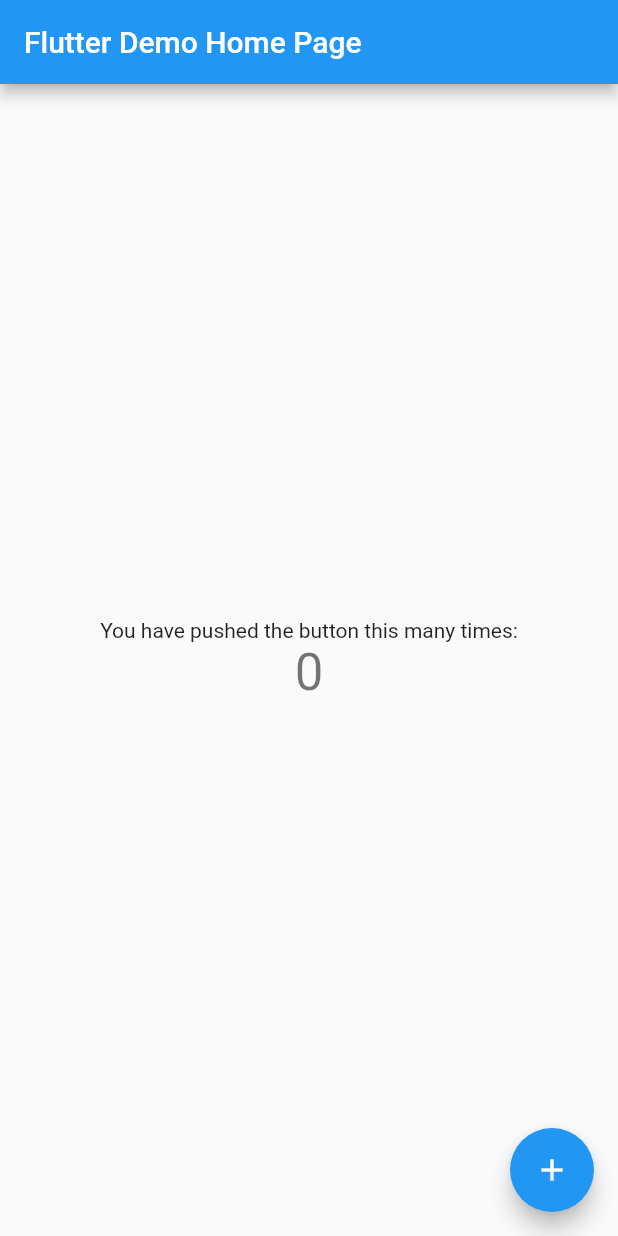
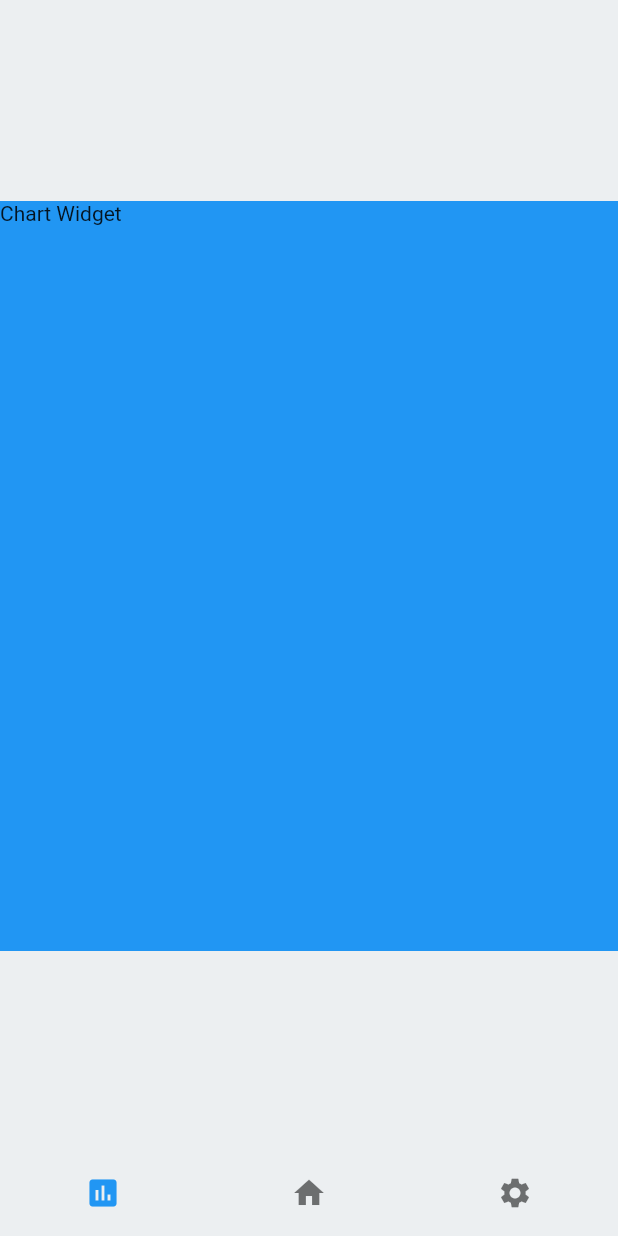
Before and after one commit to kyo-waku/Chobit, a Flutter app: the screen it shows after launch, on a phone screen of 412 x 824 dp. Run offline on Flutter 3.47's test engine with Material 2 defaults, Android fonts, the phone set to English and light mode, and no system bars.

Commit message:
3ページの切り替え対応

```diff
--- /dev/null
+++ b/lib/chart.dart
@@ -0,0 +1,15 @@
+import 'package:flutter/material.dart';
+
+class ChartWidget extends StatelessWidget {
+  @override
+  Widget build(BuildContext context) {
+    return (Center(
+      child: Container(
+        color: Colors.blue,
+        width: 500,
+        height: 500,
+        child: Text('Chart Widget'),
+      ),
+    ));
+  }
+}
--- a/lib/main.dart
+++ b/lib/main.dart
@@ -1,4 +1,6 @@
 import 'package:flutter/material.dart';
+import './settings.dart';
+import './chart.dart';
 
 void main() {
   runApp(MyApp());
@@ -11,107 +13,65 @@ class MyApp extends StatelessWidget {
     return MaterialApp(
       title: 'Flutter Demo',
       theme: ThemeData(
-        // This is the theme of your application.
-        //
-        // Try running your application with "flutter run". You'll see the
-        // application has a blue toolbar. Then, without quitting the app, try
-        // changing the primarySwatch below to Colors.green and then invoke
-        // "hot reload" (press "r" in the console where you ran "flutter run",
-        // or simply save your changes to "hot reload" in a Flutter IDE).
-        // Notice that the counter didn't reset back to zero; the application
-        // is not restarted.
-        primarySwatch: Colors.blue,
-        // This makes the visual density adapt to the platform that you run
-        // the app on. For desktop platforms, the controls will be smaller and
-        // closer together (more dense) than on mobile platforms.
+        canvasColor: Color(Colors.blueGrey[50].value),
         visualDensity: VisualDensity.adaptivePlatformDensity,
       ),
-      home: MyHomePage(title: 'Flutter Demo Home Page'),
+      debugShowCheckedModeBanner: false,
+      home: MyHomePage(),
     );
   }
 }
 
 class MyHomePage extends StatefulWidget {
-  MyHomePage({Key key, this.title}) : super(key: key);
-
-  // This widget is the home page of your application. It is stateful, meaning
-  // that it has a State object (defined below) that contains fields that affect
-  // how it looks.
-
-  // This class is the configuration for the state. It holds the values (in this
-  // case the title) provided by the parent (in this case the App widget) and
-  // used by the build method of the State. Fields in a Widget subclass are
-  // always marked "final".
-
-  final String title;
-
+  MyHomePage({Key key}) : super(key: key);
   @override
   _MyHomePageState createState() => _MyHomePageState();
 }
 
 class _MyHomePageState extends State<MyHomePage> {
-  int _counter = 0;
-
-  void _incrementCounter() {
+  int _selectedIndex = 0;
+  void _onItemTapped(int index) {
     setState(() {
-      // This call to setState tells the Flutter framework that something has
-      // changed in this State, which causes it to rerun the build method below
-      // so that the display can reflect the updated values. If we changed
-      // _counter without calling setState(), then the build method would not be
-      // called again, and so nothing would appear to happen.
-      _counter++;
+      _selectedIndex = index;
     });
   }
 
+// ページ切り替え
+  static List<Widget> _bodyWidgets = [
+    ChartWidget(),
+    SafeArea(
+      child: Container(
+        color: Colors.blue,
+      ),
+    ),
+    SettingsWidget(),
+  ];
+
   @override
   Widget build(BuildContext context) {
-    // This method is rerun every time setState is called, for instance as done
-    // by the _incrementCounter method above.
-    //
-    // The Flutter framework has been optimized to make rerunning build methods
-    // fast, so that you can just rebuild anything that needs updating rather
-    // than having to individually change instances of widgets.
     return Scaffold(
-      appBar: AppBar(
-        // Here we take the value from the MyHomePage object that was created by
-        // the App.build method, and use it to set our appbar title.
-        title: Text(widget.title),
+      body: _bodyWidgets[_selectedIndex],
+      bottomNavigationBar: BottomNavigationBar(
+        elevation: 0,
+        items: const <BottomNavigationBarItem>[
+          BottomNavigationBarItem(
+            icon: Icon(Icons.insert_chart),
+            title: Text('Account'),
+          ),
+          BottomNavigationBarItem(
+            icon: Icon(Icons.home),
+            title: Text('Home'),
+          ),
+          BottomNavigationBarItem(
+            icon: Icon(Icons.settings),
+            title: Text('Settings'),
+          ),
+        ],
+        showSelectedLabels: false,
+        showUnselectedLabels: false,
+        currentIndex: _selectedIndex,
+        onTap: _onItemTapped,
       ),
-      body: Center(
-        // Center is a layout widget. It takes a single child and positions it
-        // in the middle of the parent.
-        child: Column(
-          // Column is also a layout widget. It takes a list of children and
-          // arranges them vertically. By default, it sizes itself to fit its
-          // children horizontally, and tries to be as tall as its parent.
-          //
-          // Invoke "debug painting" (press "p" in the console, choose the
-          // "Toggle Debug Paint" action from the Flutter Inspector in Android
-          // Studio, or the "Toggle Debug Paint" command in Visual Studio Code)
-          // to see the wireframe for each widget.
-          //
-          // Column has various properties to control how it sizes itself and
-          // how it positions its children. Here we use mainAxisAlignment to
-          // center the children vertically; the main axis here is the vertical
-          // axis because Columns are vertical (the cross axis would be
-          // horizontal).
-          mainAxisAlignment: MainAxisAlignment.center,
-          children: <Widget>[
-            Text(
-              'You have pushed the button this many times:',
-            ),
-            Text(
-              '$_counter',
-              style: Theme.of(context).textTheme.headline4,
-            ),
-          ],
-        ),
-      ),
-      floatingActionButton: FloatingActionButton(
-        onPressed: _incrementCounter,
-        tooltip: 'Increment',
-        child: Icon(Icons.add),
-      ), // This trailing comma makes auto-formatting nicer for build methods.
     );
   }
 }
--- /dev/null
+++ b/lib/settings.dart
@@ -0,0 +1,15 @@
+import 'package:flutter/material.dart';
+
+class SettingsWidget extends StatelessWidget {
+  @override
+  Widget build(BuildContext context) {
+    return (Center(
+      child: Container(
+        color: Colors.blue,
+        width: 500,
+        height: 500,
+        child: Text('Settings Widget'),
+      ),
+    ));
+  }
+}
```
